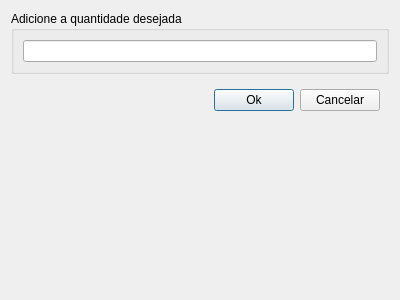
The window that Android/AplicativoVersaoFinal/addcredits.ui (itsGiuu/slash_n) describes before a commit, drawn with Qt 5.
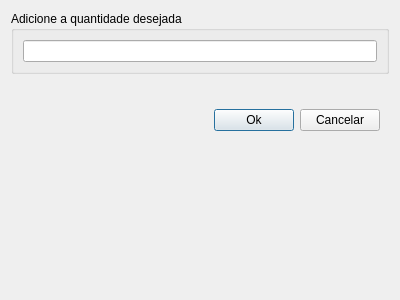
The same window after the commit.

```diff
--- a/Android/AplicativoVersaoFinal/addcredits.ui
+++ b/Android/AplicativoVersaoFinal/addcredits.ui
@@ -32,6 +32,13 @@
      </layout>
     </widget>
    </item>
+   <item>
+    <widget class="QLabel" name="lineWarning">
+     <property name="text">
+      <string/>
+     </property>
+    </widget>
+   </item>
    <item>
     <widget class="QWidget" name="widget" native="true">
      <layout class="QHBoxLayout" name="horizontalLayout">
```
Left out of the diff: 16 changed lines with no effect on the pictures.
